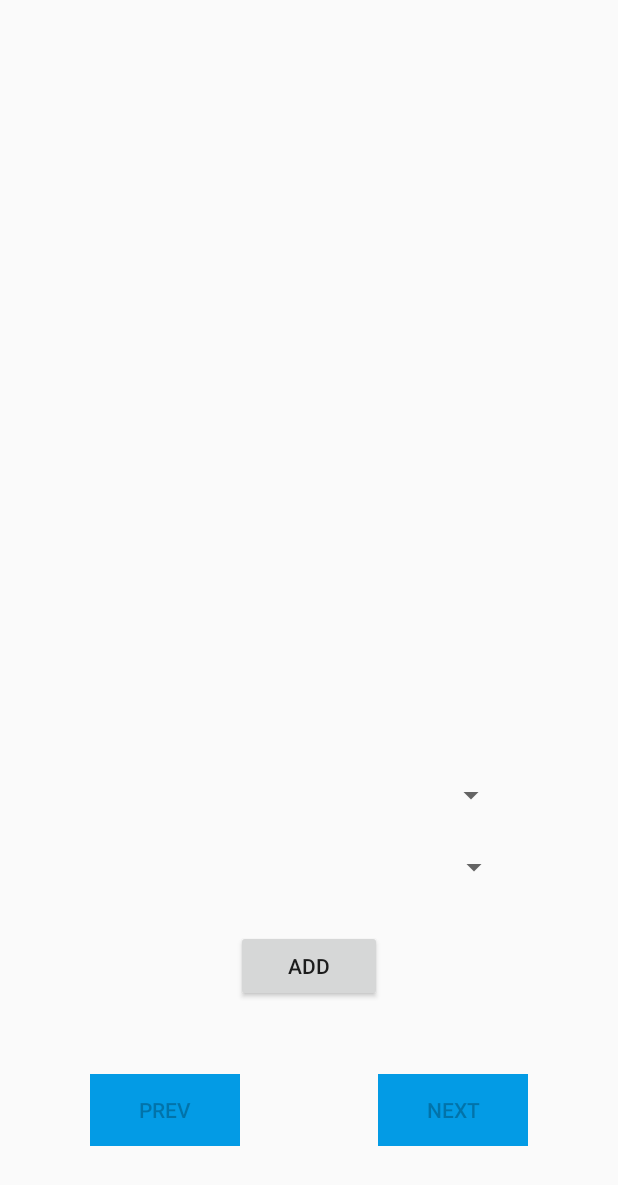
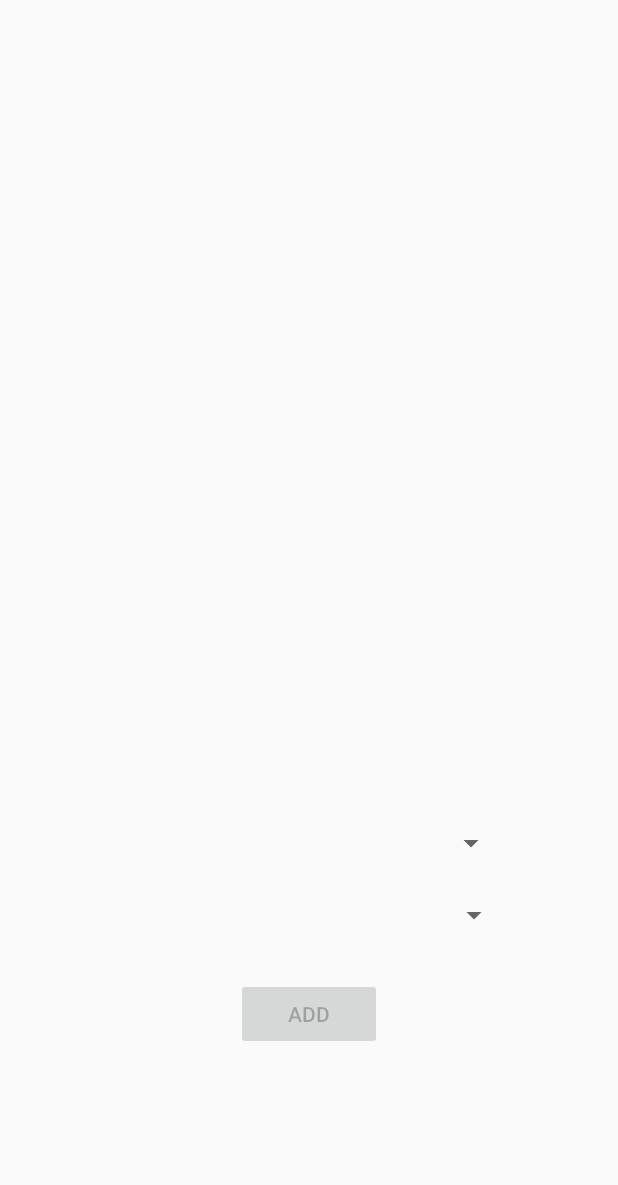
Before and after one commit to JenyaKapul/SkillBarter, an Android app: the layout activity_skills_manager.xml on its own in the app's theme, with its tools: preview values and no code run, on a phone screen of 412 x 824 dp. Shown: the top 1185 px of the screen. Run offline under Robolectric (Android 15) with nearby library versions, the phone set to English and light mode, and no system bars.

Commit message:
added functionality for spinners in SkillsManager intent

```diff
--- a/CODE/app/src/main/res/layout/activity_skills_manager.xml
+++ b/CODE/app/src/main/res/layout/activity_skills_manager.xml
@@ -44,35 +44,11 @@
         android:layout_height="wrap_content"
         android:layout_marginStart="8dp"
         android:layout_marginEnd="8dp"
-        android:layout_marginBottom="48dp"
+        android:layout_marginBottom="124dp"
+        android:enabled="false"
         android:text="@string/add_button"
-        app:layout_constraintBottom_toTopOf="@+id/button_next"
+        app:layout_constraintBottom_toBottomOf="parent"
         app:layout_constraintEnd_toEndOf="parent"
         app:layout_constraintStart_toStartOf="parent" />
 
-    <Button
-        android:id="@+id/button_prev"
-        style="@style/Base.Widget.AppCompat.Button.Borderless"
-        android:layout_width="100dp"
-        android:layout_height="wrap_content"
-        android:layout_marginStart="60dp"
-        android:layout_marginBottom="60dp"
-        android:background="@color/colorPrimary"
-        android:enabled="false"
-        android:text="@string/prev_button"
-        app:layout_constraintBottom_toBottomOf="parent"
-        app:layout_constraintStart_toStartOf="parent" />
-
-    <Button
-        android:id="@+id/button_next"
-        style="@style/Base.Widget.AppCompat.Button.Borderless"
-        android:layout_width="100dp"
-        android:layout_height="wrap_content"
-        android:layout_marginEnd="60dp"
-        android:layout_marginBottom="60dp"
-        android:background="@color/colorPrimary"
-        android:enabled="false"
-        android:text="@string/next_button"
-        app:layout_constraintBottom_toBottomOf="parent"
-        app:layout_constraintEnd_toEndOf="parent" />
 </android.support.constraint.ConstraintLayout>
--- a/CODE/app/src/main/res/values/colors.xml
+++ b/CODE/app/src/main/res/values/colors.xml
@@ -1,8 +1,5 @@
 <?xml version="1.0" encoding="utf-8"?>
 <resources>
-    <!--<color name="colorPrimary">#008577</color>-->
-    <!--<color name="colorPrimaryDark">#00574B</color>-->
-    <!--<color name="colorAccent">#D81B60</color>-->
     <color name="colorPrimary">#039BE5</color>
     <color name="colorPrimaryDark">#0288D1</color>
     <color name="colorAccent">#FFA000</color>
```
Also changed, not shown: CODE/app/src/main/java/com/example/user/skillbarter/SkillsManager.java (+32 -21 lines).
